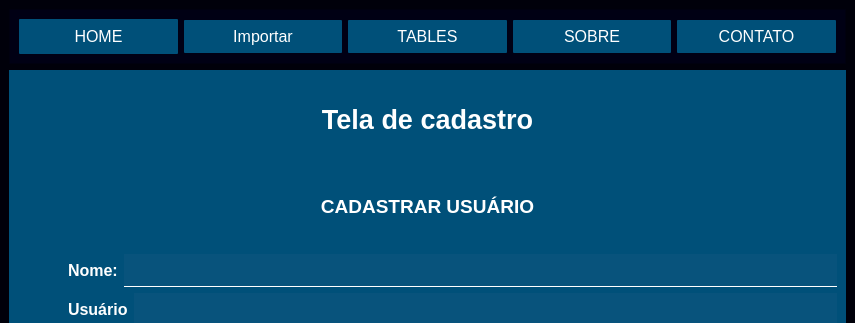
ManelFer/Sistema, file ui_main.ui: the form before one commit; both pictures show x 0 to 855 and y 0 to 323 of the 855 by 542 pixel window.
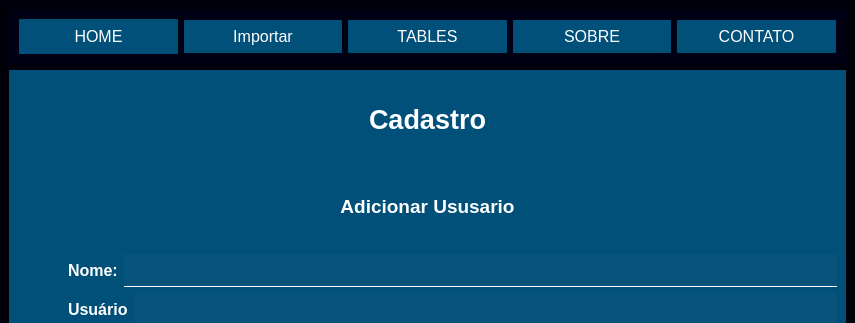
The form after the commit. The open tabs and pages were chosen to show the change. Icons and pictures are not drawn.

Commit message: alteração

Diff of the .ui file:
```diff
--- a/ui_main.ui
+++ b/ui_main.ui
@@ -806,7 +806,6 @@
           <property name="font">
            <font>
             <pointsize>20</pointsize>
-            <weight>75</weight>
             <bold>true</bold>
            </font>
           </property>
@@ -814,7 +813,7 @@
            <string notr="true">color: rgb(255, 255, 255);</string>
           </property>
           <property name="text">
-           <string>Tela de cadastro</string>
+           <string>Cadastro</string>
           </property>
           <property name="alignment">
            <set>Qt::AlignCenter</set>
@@ -829,7 +828,7 @@
            </font>
           </property>
           <property name="text">
-           <string>&lt;html&gt;&lt;head/&gt;&lt;body&gt;&lt;p align=&quot;center&quot;&gt;&lt;img src=&quot;_imgs/user.png&quot;/&gt;&lt;/p&gt;&lt;p align=&quot;center&quot;&gt;&lt;span style=&quot; font-size:14pt; font-weight:600; color:#ffffff;&quot;&gt;CADASTRAR USUÁRIO&lt;/span&gt;&lt;/p&gt;&lt;/body&gt;&lt;/html&gt;</string>
+           <string>&lt;html&gt;&lt;head/&gt;&lt;body&gt;&lt;p align=&quot;center&quot;&gt;&lt;span style=&quot; font-size:14pt; font-weight:600; color:#ffffff;&quot;&gt;Adicionar Ususario&lt;/span&gt;&lt;/p&gt;&lt;/body&gt;&lt;/html&gt;</string>
           </property>
           <property name="alignment">
            <set>Qt::AlignCenter</set>
```
Left out of the diff: 54 changed lines with no effect on the pictures. The commit also changes 1 other file.
